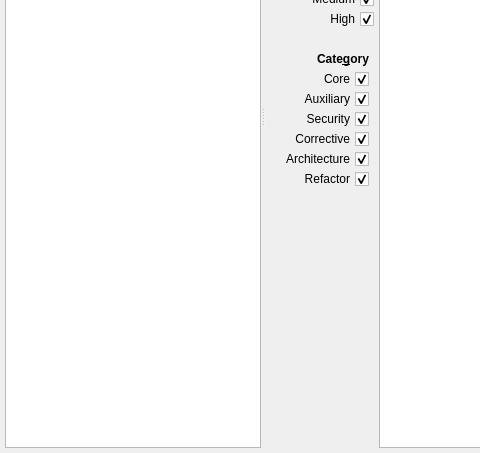
Above: forms/roadmap.ui from skriticos/nelia1 before the change; both pictures show x 0 to 480 and y 285 to 738 of the 1225 by 738 pixel window. Below: the same form after it.
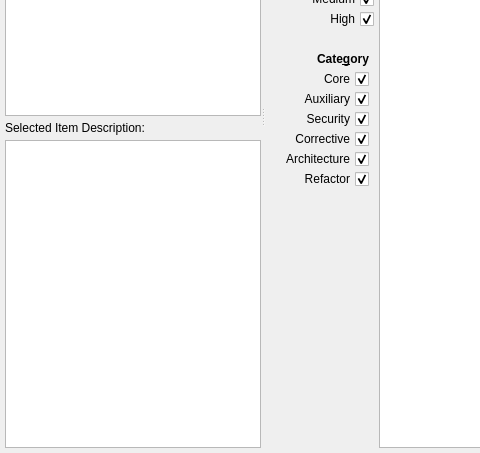
That is the form after the change.

Commit message: roadmap ui: added mi detail text box (ui only)

The edit to the form file:
```diff
--- a/forms/roadmap.ui
+++ b/forms/roadmap.ui
@@ -225,6 +225,16 @@
          </property>
         </widget>
        </item>
+       <item row="3" column="0">
+        <widget class="QPlainTextEdit" name="text_mi_description"/>
+       </item>
+       <item row="2" column="0">
+        <widget class="QLabel" name="label_4">
+         <property name="text">
+          <string>Selected Item Description:</string>
+         </property>
+        </widget>
+       </item>
       </layout>
      </widget>
      <widget class="QWidget" name="widget_2" native="true">
```
